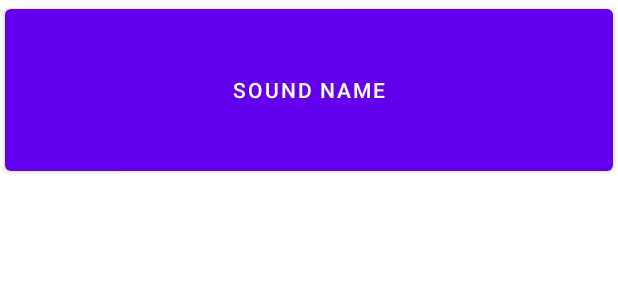
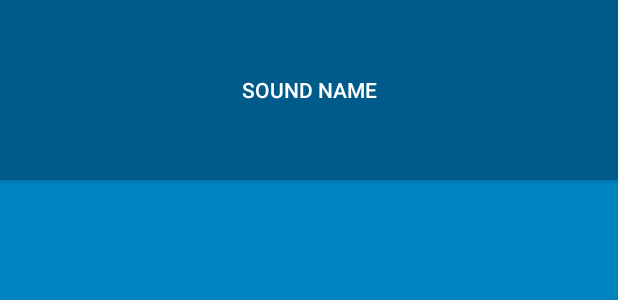
Before and after one commit to km385/BeatBox, an Android app: the layout list_item_sound.xml on its own in the app's theme, with its tools: preview values and no code run, on a phone screen of 412 x 824 dp. Shown: the top 300 px of the screen. Run offline under Robolectric (Android 15) with nearby library versions, the light colour scheme and no system bars.

Commit message:
changed the theme of my app

```diff
--- a/app/src/main/res/layout/list_item_sound.xml
+++ b/app/src/main/res/layout/list_item_sound.xml
@@ -11,6 +11,7 @@
         android:layout_height="120dp"
         android:text="@{viewModel.title}"
         android:onClick="@{() -> viewModel.onButtonClicked()}"
-        tools:text="Sound name"
-        android:layout_marginHorizontal="3dp"/>
+        tools:text="Sound name"/>
+<!--        android:layout_marginHorizontal="3dp"-->
+
 </layout>
--- a/app/src/main/res/values/colors.xml
+++ b/app/src/main/res/values/colors.xml
@@ -7,4 +7,14 @@
     <color name="teal_700">#FF018786</color>
     <color name="black">#FF000000</color>
     <color name="white">#FFFFFFFF</color>
+
+    <color name="colorPrimary">#3F51B5</color>
+    <color name="colorPrimaryDark">#303F9F</color>
+    <color name="colorAccent">#FF4081</color>
+
+    <color name="red">#F44336</color>
+    <color name="dark_red">#C3352B</color>
+    <color name="gray">#607D8B</color>
+    <color name="soothing_blue">#0083BF</color>
+    <color name="dark_blue">#005A8A</color>
 </resources>
--- a/app/src/main/res/values/themes.xml
+++ b/app/src/main/res/values/themes.xml
@@ -1,10 +1,10 @@
 <resources xmlns:tools="http://schemas.android.com/tools">
     <!-- Base application theme. -->
-    <style name="Theme.BeatBox" parent="Theme.MaterialComponents.DayNight.DarkActionBar">
+    <style name="Theme.BeatBox" parent="Theme.AppCompat">
         <!-- Primary brand color. -->
-        <item name="colorPrimary">@color/purple_500</item>
-        <item name="colorPrimaryVariant">@color/purple_700</item>
-        <item name="colorOnPrimary">@color/white</item>
+        <item name="colorPrimary">@color/red</item>
+        <item name="colorPrimaryVariant">@color/dark_red</item>
+        <item name="colorOnPrimary">@color/gray</item>
         <!-- Secondary brand color. -->
         <item name="colorSecondary">@color/teal_200</item>
         <item name="colorSecondaryVariant">@color/teal_700</item>
@@ -12,5 +12,12 @@
         <!-- Status bar color. -->
         <item name="android:statusBarColor" tools:targetApi="l">?attr/colorPrimaryVariant</item>
         <!-- Customize your theme here. -->
+        <item name="android:windowBackground">@color/soothing_blue</item>
+        <item name="buttonStyle">@style/BeatBoxButton</item>
+
+
+    </style>
+    <style name="BeatBoxButton" parent="Widget.AppCompat.Button">
+        <item name="android:background">@color/dark_blue</item>
     </style>
 </resources>
```
